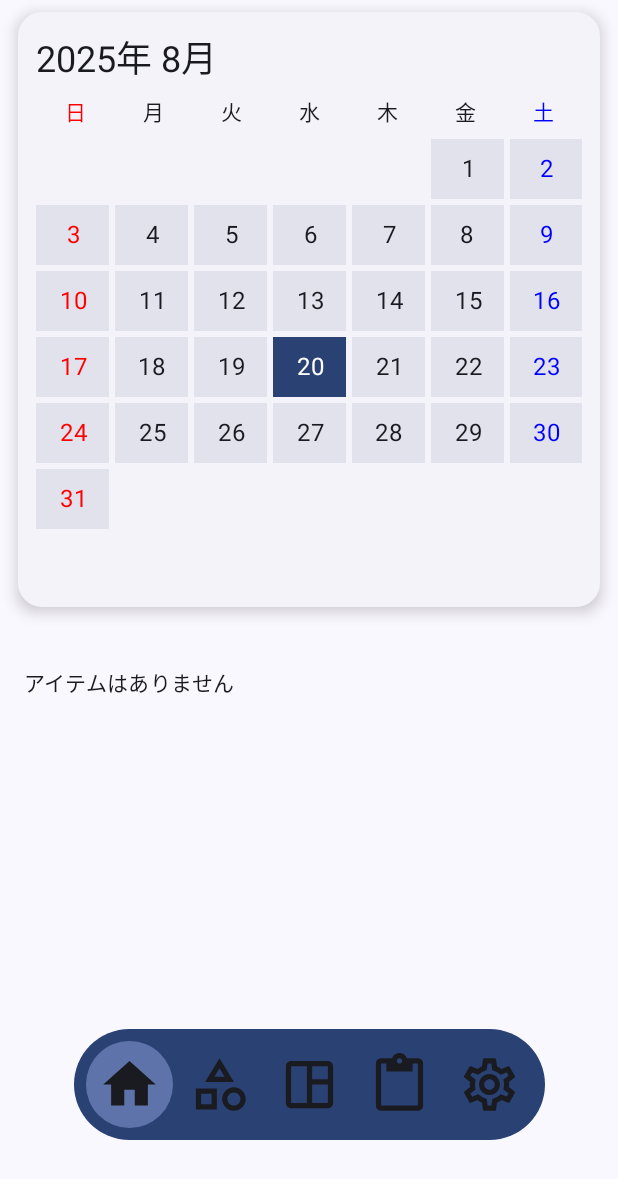
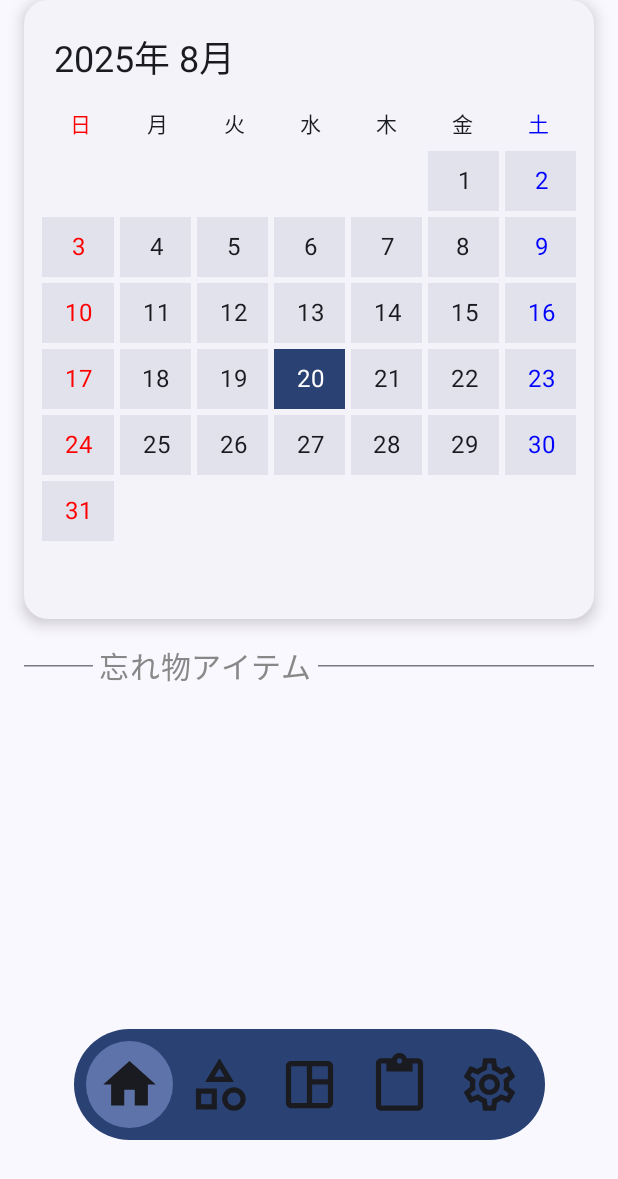
Before and after one commit to segnities007/CheckMate, an Android app built with Jetpack Compose: the HomeScreen screen opened through its navigation route, on a phone screen of 412 x 824 dp. Shown: the top 1179 px of the screen. Run offline under Robolectric (Android 15) with nearby library versions, the phone set to English and light mode, and no system bars.

Commit message:
modify Home ui and refactoring

```diff
--- a/presentation/dashboard/src/main/java/com/segnities007/dashboard/mvi/DashboardEffect.kt
+++ b/presentation/dashboard/src/main/java/com/segnities007/dashboard/mvi/DashboardEffect.kt
@@ -2,4 +2,4 @@ package com.segnities007.dashboard.mvi
 
 import com.segnities007.ui.mvi.MviEffect
 
-sealed interface DashboardEffect: MviEffect{}
+sealed interface DashboardEffect : MviEffect
--- a/presentation/dashboard/src/main/java/com/segnities007/dashboard/mvi/DashboardIntent.kt
+++ b/presentation/dashboard/src/main/java/com/segnities007/dashboard/mvi/DashboardIntent.kt
@@ -2,6 +2,6 @@ package com.segnities007.dashboard.mvi
 
 import com.segnities007.ui.mvi.MviIntent
 
-sealed interface DashboardIntent: MviIntent {
+sealed interface DashboardIntent : MviIntent {
     object LoadDashboardData : DashboardIntent
 }
--- a/presentation/dashboard/src/main/java/com/segnities007/dashboard/mvi/DashboardState.kt
+++ b/presentation/dashboard/src/main/java/com/segnities007/dashboard/mvi/DashboardState.kt
@@ -9,5 +9,5 @@ data class DashboardState(
     val templateCount: Int = 0,
     val uncheckedItemsToday: List<Item> = emptyList(),
     // TODO: 「忘れ物の統計」に関する状態を後で追加
-    val error: String? = null
-): MviState
+    val error: String? = null,
+) : MviState
--- a/presentation/dashboard/src/main/java/com/segnities007/dashboard/mvi/DashboardViewModel.kt
+++ b/presentation/dashboard/src/main/java/com/segnities007/dashboard/mvi/DashboardViewModel.kt
@@ -8,9 +8,8 @@ import kotlinx.coroutines.launch
 
 class DashboardViewModel(
     private val itemRepository: ItemRepository,
-    private val weeklyTemplateRepository: WeeklyTemplateRepository
+    private val weeklyTemplateRepository: WeeklyTemplateRepository,
 ) : BaseViewModel<DashboardIntent, DashboardState, DashboardEffect>(DashboardState()) {
-
     init {
         viewModelScope.launch {
             handleIntent(DashboardIntent.LoadDashboardData)
@@ -35,7 +34,7 @@ class DashboardViewModel(
                     isLoading = false,
                     itemCount = itemCount,
                     templateCount = templateCount,
-                    uncheckedItemsToday = uncheckedItems
+                    uncheckedItemsToday = uncheckedItems,
                 )
             }
         } catch (e: Exception) {
--- a/presentation/home/src/main/java/com/segnities007/home/HomeScreen.kt
+++ b/presentation/home/src/main/java/com/segnities007/home/HomeScreen.kt
@@ -1,15 +1,24 @@
 package com.segnities007.home
 
 import android.util.Log
-import androidx.compose.foundation.layout.*
+import androidx.compose.foundation.layout.Column
+import androidx.compose.foundation.layout.PaddingValues
+import androidx.compose.foundation.layout.Spacer
+import androidx.compose.foundation.layout.height
+import androidx.compose.foundation.layout.padding
 import androidx.compose.foundation.rememberScrollState
 import androidx.compose.foundation.verticalScroll
-import androidx.compose.runtime.*
+import androidx.compose.runtime.Composable
+import androidx.compose.runtime.LaunchedEffect
+import androidx.compose.runtime.collectAsState
+import androidx.compose.runtime.derivedStateOf
+import androidx.compose.runtime.getValue
+import androidx.compose.runtime.remember
 import androidx.compose.ui.Modifier
 import androidx.compose.ui.unit.dp
-import com.segnities007.home.component.MonthlyCalendarWithWeeklyTemplate
 import com.segnities007.home.mvi.HomeIntent
 import com.segnities007.home.mvi.HomeViewModel
+import com.segnities007.home.page.MonthlyCalendarWithWeeklyTemplate
 import com.segnities007.navigation.HubRoute
 import com.segnities007.ui.bar.FloatingNavigationBar
 import org.koin.compose.koinInject
@@ -26,12 +35,18 @@ fun HomeScreen(
     val state by homeViewModel.state.collectAsState()
     val scrollState = rememberScrollState()
 
-    // トップバー・FAB・ナビバー設定
+    val alpha by remember {
+        derivedStateOf {
+            (1f - scrollState.value / 50f).coerceIn(0f, 1f)
+        }
+    }
+
     LaunchedEffect(Unit) {
         setTopBar {}
         setFab {}
         setNavigationBar {
             FloatingNavigationBar(
+                alpha = alpha,
                 currentHubRoute = HubRoute.Home,
                 onNavigate = onNavigate,
             )
@@ -43,8 +58,9 @@ fun HomeScreen(
         modifier =
             Modifier
                 .verticalScroll(scrollState)
-                .padding(top = innerPadding.calculateTopPadding()),
+                .padding(horizontal = 16.dp),
     ) {
+        Spacer(modifier = Modifier.height(innerPadding.calculateTopPadding()))
         MonthlyCalendarWithWeeklyTemplate(
             selectedDate = state.selectedDate,
             templates = state.templatesForToday,
@@ -57,6 +73,6 @@ fun HomeScreen(
                 homeViewModel.sendIntent(HomeIntent.SelectDate(date))
             },
         )
-        Spacer(modifier = Modifier.height(innerPadding.calculateBottomPadding()))
+        Spacer(modifier = Modifier.height(innerPadding.calculateTopPadding()))
     }
 }
--- a/presentation/home/src/main/java/com/segnities007/home/component/MonthlyCalendar.kt
+++ /dev/null
@@ -1,179 +0,0 @@
-package com.segnities007.home.component
-
-import androidx.compose.foundation.background
-import androidx.compose.foundation.clickable
-import androidx.compose.foundation.layout.*
-import androidx.compose.foundation.lazy.grid.GridCells
-import androidx.compose.foundation.lazy.grid.LazyVerticalGrid
-import androidx.compose.foundation.shape.RoundedCornerShape
-import androidx.compose.material3.*
-import androidx.compose.runtime.Composable
-import androidx.compose.ui.Alignment
-import androidx.compose.ui.Modifier
-import androidx.compose.ui.graphics.Color
-import androidx.compose.ui.text.style.TextAlign
-import androidx.compose.ui.unit.dp
-import com.segnities007.model.WeeklyTemplate
-import com.segnities007.model.item.Item
-import kotlinx.datetime.*
-import kotlin.time.Clock
-import kotlin.time.ExperimentalTime
-import kotlinx.datetime.DayOfWeek as KDayOfWeek
-
-@Composable
-fun MonthlyCalendarWithWeeklyTemplate(
-    selectedDate: LocalDate,
-    templates: List<WeeklyTemplate>,
-    allItems: List<Item>,
-    itemCheckStates: Map<Int, Boolean>,
-    onCheckItem: (itemId: Int, checked: Boolean) -> Unit,
-    onDateSelected: (LocalDate) -> Unit,
-) {
-    Column(modifier = Modifier.fillMaxWidth()) {
-        MonthlyCalendar(
-            year = selectedDate.year,
-            month = selectedDate.monthNumber,
-            selectedDate = selectedDate,
-            onDateSelected = onDateSelected,
-        )
-
-        Spacer(modifier = Modifier.height(16.dp))
-
-        val allItemIdsForSelectedDate = templates.flatMap { it.itemIds }.distinct()
-        val selectedItems = allItems.filter { allItemIdsForSelectedDate.contains(it.id) }
-
-        if (selectedItems.isEmpty()) {
-            Text(
-                "アイテムはありません",
-                style = MaterialTheme.typography.bodyMedium,
-                modifier = Modifier.padding(16.dp),
-            )
-        } else {
-            Column(
-                modifier =
-                    Modifier
-                        .fillMaxWidth()
-                        .padding(12.dp),
-                verticalArrangement = Arrangement.spacedBy(8.dp),
-            ) {
-                selectedItems.forEach { item ->
-                    val isChecked = itemCheckStates[item.id] ?: false
-                    ItemCard(
-                        item = item,
-                        checked = isChecked,
-                        onCheckedChange = { checked ->
-                            onCheckItem(item.id, checked)
-                        },
-                    )
-                }
-            }
-        }
-    }
-}
-
-@Composable
-fun MonthlyCalendar(
-    year: Int,
-    month: Int,
-    selectedDate: LocalDate?,
-    onDateSelected: (LocalDate) -> Unit,
-) {
-    val firstOfMonth = LocalDate(year, month, 1)
-    val totalDays = firstOfMonth.plus(1, DateTimeUnit.MONTH).minus(1, DateTimeUnit.DAY).dayOfMonth
-    val firstWeekday = (firstOfMonth.dayOfWeek.isoDayNumber % 7) // 日曜=0
-
-    ElevatedCard(
-        modifier =
-            Modifier
-                .fillMaxWidth()
-                .padding(horizontal = 12.dp, vertical = 8.dp),
-        shape = RoundedCornerShape(16.dp),
-        elevation = CardDefaults.elevatedCardElevation(defaultElevation = 6.dp),
-    ) {
-        Column(
-            modifier =
-                Modifier
-                    .fillMaxWidth()
-                    .padding(12.dp),
-        ) {
-            Text(
-                text = "${year}年 ${month}月",
-                style = MaterialTheme.typography.headlineSmall,
-                modifier = Modifier.padding(bottom = 8.dp),
-            )
-
-            // 曜日ヘッダー
-            Row(
-                modifier = Modifier.fillMaxWidth(),
-                horizontalArrangement = Arrangement.SpaceBetween,
-            ) {
-                listOf("日", "月", "火", "水", "木", "金", "土").forEach { day ->
-                    val textColor =
-                        when (day) {
-                            "日" -> Color.Red
-                            "土" -> Color.Blue
-                            else -> MaterialTheme.colorScheme.onSurface
-                        }
-                    Text(
-                        text = day,
-                        modifier = Modifier.weight(1f),
-                        textAlign = TextAlign.Center,
-                        color = textColor,
-                        style = MaterialTheme.typography.bodyMedium,
-                    )
-                }
-            }
-
-            Spacer(modifier = Modifier.height(8.dp))
-
-            LazyVerticalGrid(
-                columns = GridCells.Fixed(7),
-                modifier =
-                    Modifier
-                        .fillMaxWidth()
-                        .height(300.dp),
-                verticalArrangement = Arrangement.spacedBy(4.dp),
-                horizontalArrangement = Arrangement.spacedBy(4.dp),
-            ) {
-                // 空白セル
-                items(firstWeekday) {
-                    Box(modifier = Modifier.size(40.dp))
-                }
-
-                // 日付セル
-                items(totalDays) { index ->
-                    val day = index + 1
-                    val date = LocalDate(year, month, day)
-                    val isSelected = date == selectedDate
-
-                    val textColor =
-                        when (date.dayOfWeek) {
-                            KDayOfWeek.SUNDAY -> Color.Red
-                            KDayOfWeek.SATURDAY -> Color.Blue
-                            else -> MaterialTheme.colorScheme.onSurface
-                        }
-
-                    Box(
-                        modifier =
-                            Modifier
-                                .size(40.dp)
-                                .background(
-                                    if (isSelected) {
-                                        MaterialTheme.colorScheme.primary
-                                    } else {
-                                        MaterialTheme.colorScheme.surfaceVariant
-                                    },
-                                ).clickable { onDateSelected(date) },
-                        contentAlignment = Alignment.Center,
-                    ) {
-                        Text(
-                            "$day",
-                            color = if (isSelected) MaterialTheme.colorScheme.onPrimary else textColor,
-                            textAlign = TextAlign.Center,
-                        )
-                    }
-                }
-            }
-        }
-    }
-}
--- /dev/null
+++ b/presentation/home/src/main/java/com/segnities007/home/component/MonthlyCalendarCard.kt
@@ -0,0 +1,180 @@
+package com.segnities007.home.component
+
+import androidx.compose.foundation.background
+import androidx.compose.foundation.clickable
+import androidx.compose.foundation.layout.Arrangement
+import androidx.compose.foundation.layout.Box
+import androidx.compose.foundation.layout.Column
+import androidx.compose.foundation.layout.Row
+import androidx.compose.foundation.layout.Spacer
+import androidx.compose.foundation.layout.fillMaxWidth
+import androidx.compose.foundation.layout.height
+import androidx.compose.foundation.layout.padding
+import androidx.compose.foundation.layout.size
+import androidx.compose.foundation.lazy.grid.GridCells
+import androidx.compose.foundation.lazy.grid.LazyVerticalGrid
+import androidx.compose.foundation.shape.RoundedCornerShape
+import androidx.compose.material3.CardDefaults
+import androidx.compose.material3.ElevatedCard
+import androidx.compose.material3.MaterialTheme
+import androidx.compose.material3.Text
+import androidx.compose.runtime.Composable
+import androidx.compose.ui.Alignment
+import androidx.compose.ui.Modifier
+import androidx.compose.ui.graphics.Color
+import androidx.compose.ui.text.style.TextAlign
+import androidx.compose.ui.tooling.preview.Preview
+import androidx.compose.ui.unit.dp
+import kotlinx.datetime.DateTimeUnit
+import kotlinx.datetime.LocalDate
+import kotlinx.datetime.isoDayNumber
+import kotlinx.datetime.minus
+import kotlinx.datetime.plus
+import kotlinx.datetime.DayOfWeek as KDayOfWeek
+
+@Composable
+fun MonthlyCalendarCard(
+    year: Int,
+    month: Int,
+    selectedDate: LocalDate?,
+    onDateSelected: (LocalDate) -> Unit,
+) {
+    ElevatedCard(
+        modifier = Modifier.fillMaxWidth(),
+        shape = RoundedCornerShape(16.dp),
+        elevation = CardDefaults.elevatedCardElevation(defaultElevation = 6.dp),
+    ) {
+        Column(modifier = Modifier.padding(12.dp)) {
+            CalendarHeader(year = year, month = month)
+
+            Spacer(modifier = Modifier.height(8.dp))
+
+            CalendarWeekdayRow()
+
+            Spacer(modifier = Modifier.height(8.dp))
+
+            CalendarDateGrid(
+                year = year,
+                month = month,
+                selectedDate = selectedDate,
+                onDateSelected = onDateSelected,
+            )
+        }
+    }
+}
+
+@Composable
+private fun CalendarHeader(
+    year: Int,
+    month: Int,
+) {
+    Text(
+        text = "${year}年 ${month}月",
+        style = MaterialTheme.typography.headlineSmall,
+        modifier = Modifier.padding(8.dp),
+    )
+}
+
+@Composable
+private fun CalendarWeekdayRow() {
+    Row(modifier = Modifier.fillMaxWidth()) {
+        listOf("日", "月", "火", "水", "木", "金", "土").forEach { day ->
+            val textColor =
+                when (day) {
+                    "日" -> Color.Red
+                    "土" -> Color.Blue
+                    else -> MaterialTheme.colorScheme.onSurface
+                }
+            Text(
+                text = day,
+                modifier = Modifier.weight(1f),
+                textAlign = TextAlign.Center,
+                color = textColor,
+                style = MaterialTheme.typography.bodyMedium,
+            )
+        }
+    }
+}
+
+@Composable
+private fun CalendarDateGrid(
+    year: Int,
+    month: Int,
+    selectedDate: LocalDate?,
+    onDateSelected: (LocalDate) -> Unit,
+) {
+    val firstOfMonth = LocalDate(year, month, 1)
+    val totalDays = firstOfMonth.plus(1, DateTimeUnit.MONTH).minus(1, DateTimeUnit.DAY).dayOfMonth
+    val firstWeekday = (firstOfMonth.dayOfWeek.isoDayNumber % 7)
+
+    LazyVerticalGrid(
+        columns = GridCells.Fixed(7),
+        modifier =
+            Modifier
+                .fillMaxWidth()
+                .height(300.dp),
+        verticalArrangement = Arrangement.spacedBy(4.dp),
+        horizontalArrangement = Arrangement.spacedBy(4.dp),
+    ) {
+        items(firstWeekday) {
+            Box(modifier = Modifier.size(40.dp)) // 空白セル
+        }
+
+        items(totalDays) { index ->
+            val day = index + 1
+            val date = LocalDate(year, month, day)
+            CalendarDateCell(
+                date = date,
+                day = day,
+                isSelected = date == selectedDate,
+                onDateSelected = onDateSelected,
+            )
+        }
+    }
+}
+
+@Composable
+private fun CalendarDateCell(
+    date: LocalDate,
+    day: Int,
+    isSelected: Boolean,
+    onDateSelected: (LocalDate) -> Unit,
+) {
+    val textColor =
+        when (date.dayOfWeek) {
+            KDayOfWeek.SUNDAY -> Color.Red
+            KDayOfWeek.SATURDAY -> Color.Blue
+            else -> MaterialTheme.colorScheme.onSurface
+        }
+
+    Box(
+        modifier =
+            Modifier
+                .size(40.dp)
+                .background(
+                    if (isSelected) {
+                        MaterialTheme.colorScheme.primary
+                    } else {
+                        MaterialTheme.colorScheme.surfaceVariant
+                    },
+                ).clickable { onDateSelected(date) },
+        contentAlignment = Alignment.Center,
+    ) {
+        Text(
+            "$day",
+            color = if (isSelected) MaterialTheme.colorScheme.onPrimary else textColor,
+            textAlign = TextAlign.Center,
+        )
+    }
+}
+
+@Preview
+@Composable
+fun MonthlyCalendarCardPreview() {
+    MonthlyCalendarCard(
+        year = 2024,
+        month = 4,
+        selectedDate = LocalDate(2024, 4, 15),
+        onDateSelected = {},
+    )
+}
--- /dev/null
+++ b/presentation/home/src/main/java/com/segnities007/home/page/MonthlyCalendar.kt
@@ -0,0 +1,58 @@
+package com.segnities007.home.page
+
+import androidx.compose.foundation.layout.*
+import androidx.compose.material3.*
+import androidx.compose.runtime.Composable
+import androidx.compose.ui.Modifier
+import androidx.compose.ui.unit.dp
+import com.segnities007.home.component.ItemCard
+import com.segnities007.home.component.MonthlyCalendarCard
+import com.segnities007.model.WeeklyTemplate
+import com.segnities007.model.item.Item
+import com.segnities007.ui.divider.HorizontalDividerWithLabel
+import kotlinx.datetime.LocalDate
+import kotlinx.datetime.number
+
+@Composable
+fun MonthlyCalendarWithWeeklyTemplate(
+    selectedDate: LocalDate,
+    templates: List<WeeklyTemplate>,
+    allItems: List<Item>,
+    itemCheckStates: Map<Int, Boolean>,
+    onCheckItem: (itemId: Int, checked: Boolean) -> Unit,
+    onDateSelected: (LocalDate) -> Unit,
+) {
+    Column(
+        modifier = Modifier.fillMaxWidth(),
+        verticalArrangement = Arrangement.spacedBy(16.dp),
+    ) {
+        val allItemIdsForSelectedDate = templates.flatMap { it.itemIds }.distinct()
+        val selectedItems = allItems.filter { allItemIdsForSelectedDate.contains(it.id) }
+
+        // カレンダー
+        MonthlyCalendarCard(
+            year = selectedDate.year,
+            month = selectedDate.month.number,
+            selectedDate = selectedDate,
+            onDateSelected = onDateSelected,
+        )
+
+        // 忘れ物アイテムリスト
+        Column(
+            modifier = Modifier.fillMaxWidth(),
+            verticalArrangement = Arrangement.spacedBy(8.dp),
+        ) {
+            HorizontalDividerWithLabel("忘れ物アイテム")
+            selectedItems.forEach { item ->
+                val isChecked = itemCheckStates[item.id] ?: false
+                ItemCard(
+                    item = item,
+                    checked = isChecked,
+                    onCheckedChange = { checked ->
+                        onCheckItem(item.id, checked)
+                    },
+                )
+            }
+        }
+    }
+}
```
Also changed, not shown: data/repository/src/main/java/com/segnities007/repository/ItemRepositoryImpl.kt (+5 -3 lines), presentation/dashboard/src/main/java/com/segnities007/dashboard/DashboardScreen.kt (+28 -25 lines), presentation/home/src/main/java/com/segnities007/home/component/ItemCard.kt (+38 -24 lines).
